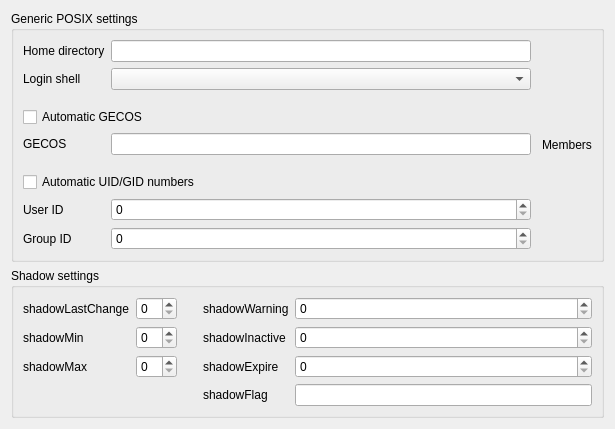
Qt form agent/src/clacks/agent/data/templates/default/posix-user.ui (gonicus/clacks) before a commit.
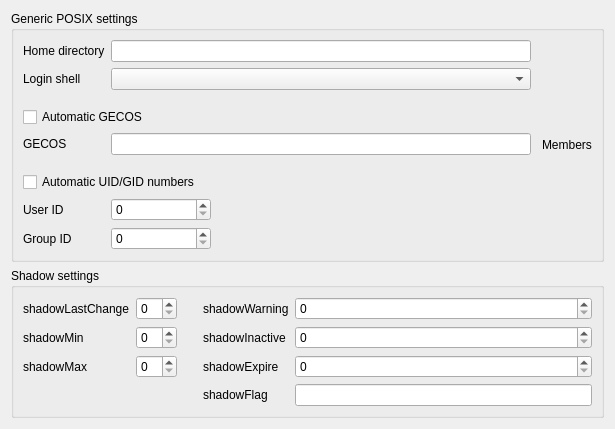
The same form after that commit. Icons and pictures are not drawn.

Commit message: Test for width settings

```diff
--- a/agent/src/clacks/agent/data/templates/default/posix-user.ui
+++ b/agent/src/clacks/agent/data/templates/default/posix-user.ui
@@ -89,7 +89,14 @@
            </widget>
           </item>
           <item row="7" column="1">
-           <widget class="QSpinBox" name="uidNumberEdit"/>
+           <widget class="QSpinBox" name="uidNumberEdit">
+            <property name="maximumSize">
+             <size>
+              <width>100</width>
+              <height>16777215</height>
+             </size>
+            </property>
+           </widget>
           </item>
           <item row="8" column="0">
            <widget class="QLabel" name="gidNumberLabel">
@@ -99,7 +106,14 @@
            </widget>
           </item>
           <item row="8" column="1">
-           <widget class="QSpinBox" name="gidNumberEdit"/>
+           <widget class="QSpinBox" name="gidNumberEdit">
+            <property name="maximumSize">
+             <size>
+              <width>100</width>
+              <height>16777215</height>
+             </size>
+            </property>
+           </widget>
           </item>
           <item row="3" column="0" colspan="2">
            <widget class="QCheckBox" name="checkBox">
```
